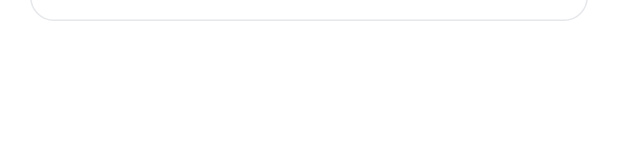
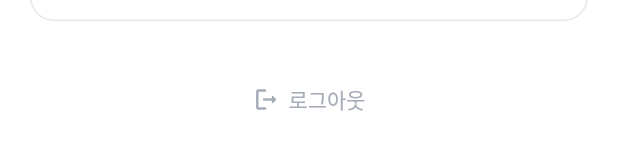
Before and after one commit to hyerin10/art_port, a Flutter app: the ClientMyPageContent widget shown alone on an empty page, opened directly, on a phone screen of 412 x 824 dp. Shown: the part 945-1095 px from the top of the screen. Run offline on Flutter 3.47's test engine with Material 3 defaults, Android fonts, the phone set to English and light mode, and no system bars; our stand-ins replace file_picker, flutter_riverpod, image_picker; missing offline and left inert: gal; network calls fail.

Commit message:
feat: 마이페이지에 로그아웃 버튼, 기능 추가

```diff
--- a/lib/features/mypage/client_mypage_content.dart
+++ b/lib/features/mypage/client_mypage_content.dart
@@ -2,6 +2,7 @@ import 'package:art_port/core/constants/app_colors.dart';
 import 'package:art_port/features/mypage/mypage_navigation.dart';
 import 'package:art_port/features/mypage/mypage_providers.dart';
 import 'package:art_port/features/mypage/widgets/menu_list_item.dart';
+import 'package:art_port/features/mypage/widgets/mypage_logout_button.dart';
 import 'package:art_port/features/mypage/widgets/mypage_profile_section.dart';
 import 'package:art_port/features/mypage/widgets/mypage_scroll_view.dart';
 import 'package:art_port/features/mypage/widgets/section_card.dart';
@@ -79,6 +80,9 @@ class ClientMyPageContent extends ConsumerWidget {
               ),
             ],
           ),
+          MyPageLogoutButton(
+            onTap: () => actions.confirmLogout(context),
+          ),
         ],
       ),
     );
--- /dev/null
+++ b/lib/features/mypage/widgets/mypage_logout_button.dart
@@ -0,0 +1,48 @@
+import 'package:art_port/core/constants/app_colors.dart';
+import 'package:flutter/material.dart';
+
+/// 마이페이지 하단 로그아웃 버튼
+class MyPageLogoutButton extends StatelessWidget {
+  const MyPageLogoutButton({super.key, required this.onTap});
+
+  final VoidCallback onTap;
+
+  @override
+  Widget build(BuildContext context) {
+    return Padding(
+      padding: const EdgeInsets.only(top: 32),
+      child: Center(
+        child: Material(
+          color: Colors.transparent,
+          child: InkWell(
+            onTap: onTap,
+            borderRadius: BorderRadius.circular(8),
+            child: Padding(
+              padding: const EdgeInsets.symmetric(horizontal: 12, vertical: 10),
+              child: Row(
+                mainAxisSize: MainAxisSize.min,
+                children: [
+                  Icon(
+                    Icons.logout_rounded,
+                    size: 18,
+                    color: AppColors.textMuted.withValues(alpha: 0.9),
+                  ),
+                  const SizedBox(width: 6),
+                  Text(
+                    '로그아웃',
+                    style: TextStyle(
+                      fontSize: 14,
+                      fontWeight: FontWeight.w500,
+                      color: AppColors.textMuted.withValues(alpha: 0.9),
+                      letterSpacing: -0.1,
+                    ),
+                  ),
+                ],
+              ),
+            ),
+          ),
+        ),
+      ),
+    );
+  }
+}
```
Also changed, not shown: lib/features/mypage/mypage_providers.dart (+26 -0 lines).
